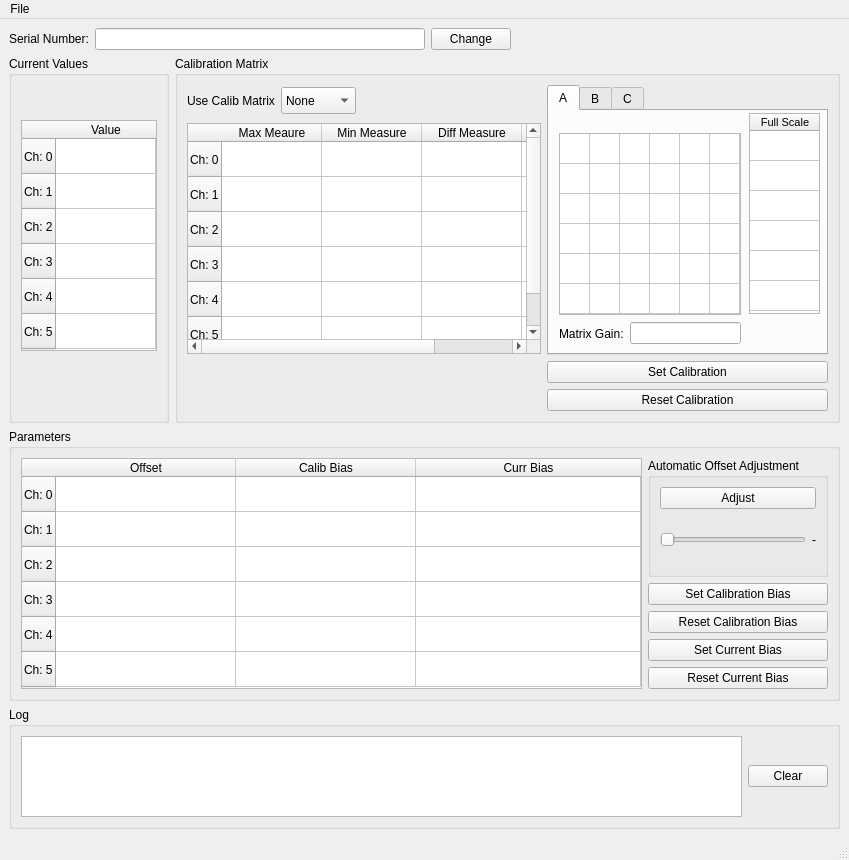
Qt form src/tools/FirmwareUpdater/calibrationwindow.ui (robotology/icub-main) before a commit.
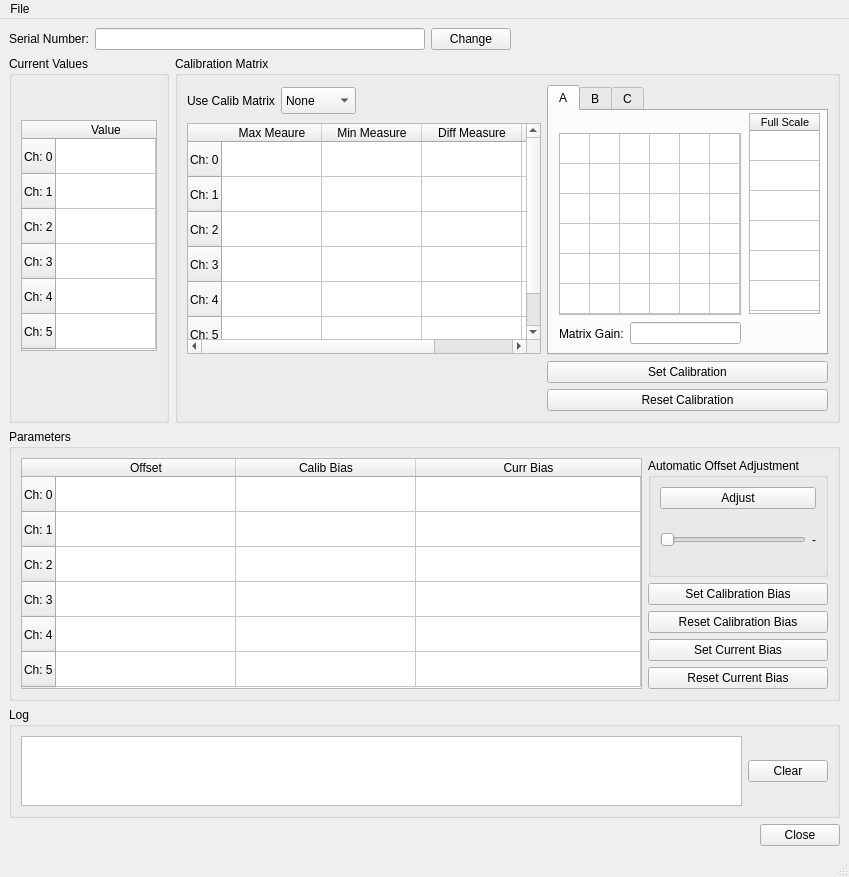
The same form after that commit.

The edit to the form file:
```diff
--- a/src/tools/FirmwareUpdater/calibrationwindow.ui
+++ b/src/tools/FirmwareUpdater/calibrationwindow.ui
@@ -1160,6 +1160,30 @@
       </layout>
      </widget>
     </item>
+    <item>
+     <layout class="QHBoxLayout" name="horizontalLayout_10">
+      <item>
+       <spacer name="horizontalSpacer_4">
+        <property name="orientation">
+         <enum>Qt::Horizontal</enum>
+        </property>
+        <property name="sizeHint" stdset="0">
+         <size>
+          <width>40</width>
+          <height>20</height>
+         </size>
+        </property>
+       </spacer>
+      </item>
+      <item>
+       <widget class="QPushButton" name="btnClose">
+        <property name="text">
+         <string>Close</string>
+        </property>
+       </widget>
+      </item>
+     </layout>
+    </item>
    </layout>
   </widget>
   <widget class="QMenuBar" name="menubar">
```
Left out of the diff: 9 changed lines with no effect on the pictures.
